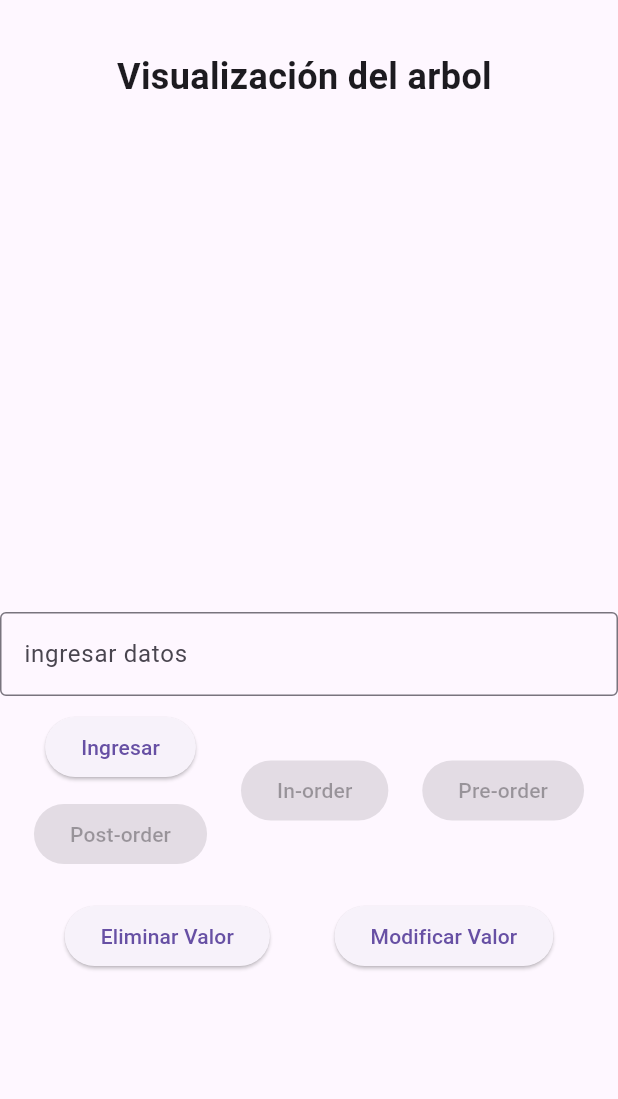
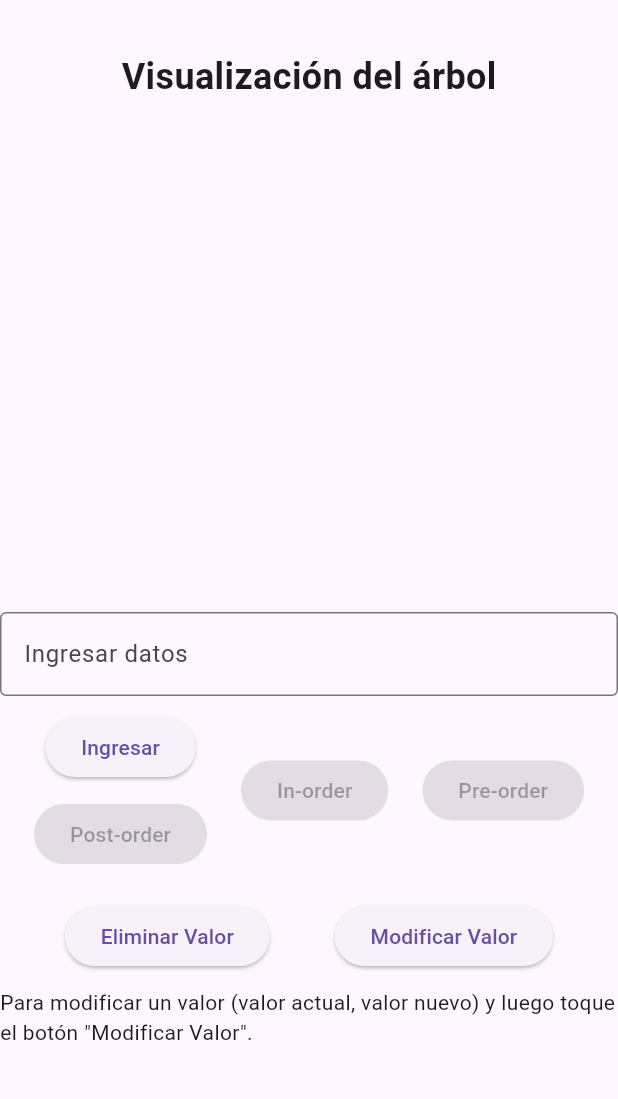
Before and after one commit to peluza43/arbol_avl, a Flutter app: the screen it shows after launch, on a phone screen of 412 x 824 dp, the part 63-1162 px from its top. Run offline on Flutter 3.47's test engine with Material 3 defaults, Android fonts, the phone set to English and light mode, and no system bars.

Commit message:
agregar explicacion de como usar el boton modificar

```diff
--- a/lib/main.dart
+++ b/lib/main.dart
@@ -8,7 +8,7 @@ class AVLTreeApp extends StatelessWidget {
   @override
   Widget build(BuildContext context) {
     return MaterialApp(
-      title: ' AVL',
+      title: 'AVL',
       theme: ThemeData(
         primarySwatch: Colors.blue,
       ),
@@ -24,6 +24,8 @@ class AVLTreeScreen extends StatefulWidget {
 
 class _AVLTreeScreenState extends State<AVLTreeScreen> {
   TextEditingController _controller = TextEditingController();
+  TextEditingController _controllerOldValue = TextEditingController();
+  TextEditingController _controllerNewValue = TextEditingController();
   String _input = '';
   AVLNode? _root;
   TreePainter? _treePainter;
@@ -44,7 +46,7 @@ class _AVLTreeScreenState extends State<AVLTreeScreen> {
                 mainAxisAlignment: MainAxisAlignment.center,
                 children: <Widget>[
                   Text(
-                    'Visualización del arbol ',
+                    'Visualización del árbol',
                     style: TextStyle(fontSize: 24.0, fontWeight: FontWeight.bold),
                   ),
                   SizedBox(height: 20.0),
@@ -59,7 +61,7 @@ class _AVLTreeScreenState extends State<AVLTreeScreen> {
             TextField(
               controller: _controller,
               decoration: InputDecoration(
-                labelText: 'ingresar datos',
+                labelText: 'Ingresar datos',
                 border: OutlineInputBorder(),
               ),
               onChanged: (value) {
@@ -109,10 +111,15 @@ class _AVLTreeScreenState extends State<AVLTreeScreen> {
                 ),
               ],
             ),
+            SizedBox(height: 10.0),
+            Text(
+              'Para modificar un valor (valor actual, valor nuevo) y luego toque el botón "Modificar Valor".',
+              style: TextStyle(fontSize: 14.0),
+            ),
             SizedBox(height: 20.0),
             if (_traversalResult != null) ...[
               Text(
-                'Traversal result: ${_traversalResult!.join(", ")}',
+                'Resultado del recorrido: ${_traversalResult!.join(", ")}',
                 style: TextStyle(fontSize: 16.0),
               ),
             ],
```
